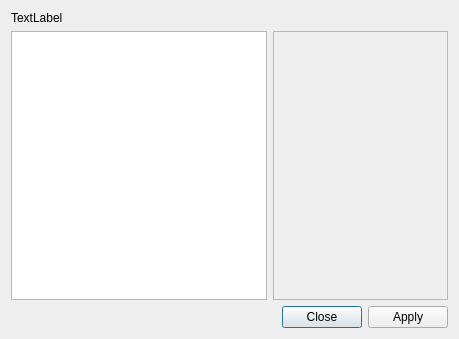
mikessut/CAN-FIX-Utility, file cfutil/ui/config.ui: the form before one commit.
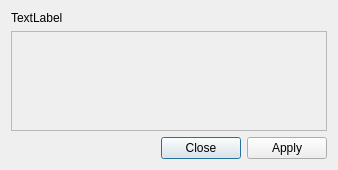
The form after the commit.

Diff of the .ui file:
```diff
--- a/cfutil/ui/config.ui
+++ b/cfutil/ui/config.ui
@@ -6,8 +6,8 @@
    <rect>
     <x>0</x>
     <y>0</y>
-    <width>459</width>
-    <height>339</height>
+    <width>338</width>
+    <height>170</height>
    </rect>
   </property>
   <property name="windowTitle">
@@ -22,12 +22,10 @@
     </widget>
    </item>
    <item>
-    <layout class="QHBoxLayout" name="horizontalLayout">
-     <item>
-      <widget class="QListWidget" name="listWidget"/>
-     </item>
-     <item>
       <widget class="QScrollArea" name="scrollArea">
+     <property name="frameShadow">
+      <enum>QFrame::Plain</enum>
+     </property>
        <property name="widgetResizable">
         <bool>true</bool>
        </property>
@@ -36,14 +34,13 @@
          <rect>
           <x>0</x>
           <y>0</y>
-          <width>179</width>
-          <height>257</height>
-         </rect>
-        </property>
-       </widget>
-      </widget>
-     </item>
-    </layout>
+        <width>322</width>
+        <height>90</height>
+       </rect>
+      </property>
+      <layout class="QFormLayout" name="formLayout"/>
+     </widget>
+    </widget>
    </item>
    <item>
     <widget class="QDialogButtonBox" name="buttonBox">
```
Left out of the diff: 33 changed lines with no effect on the pictures. Lines whose indentation alone changed are shown as unchanged.
